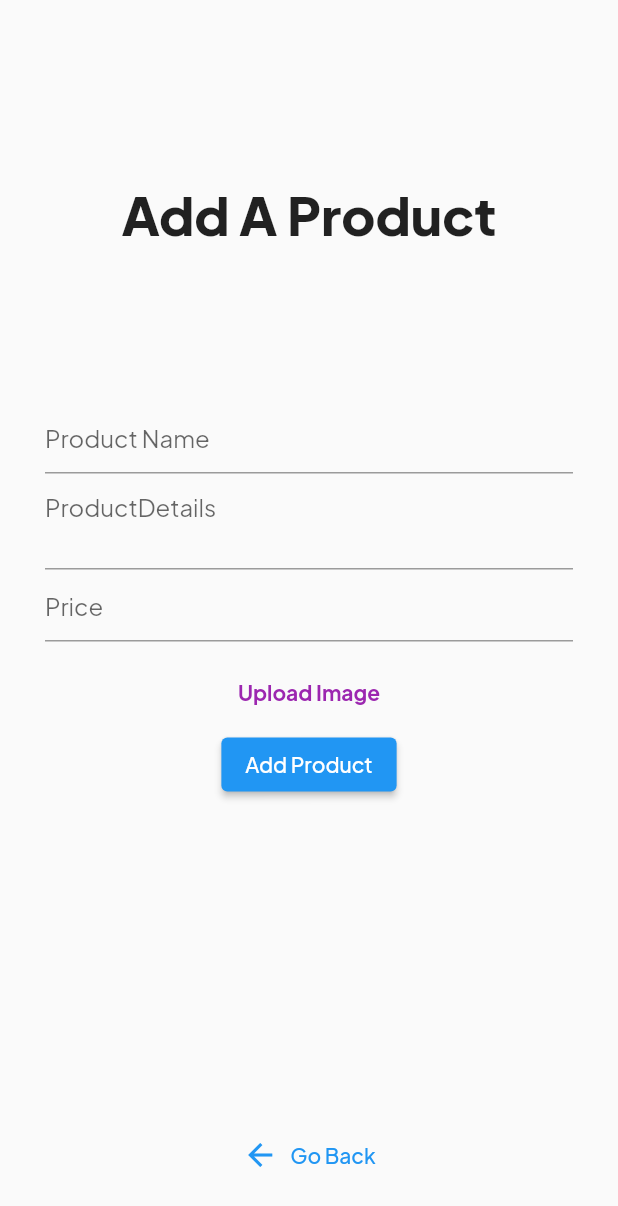
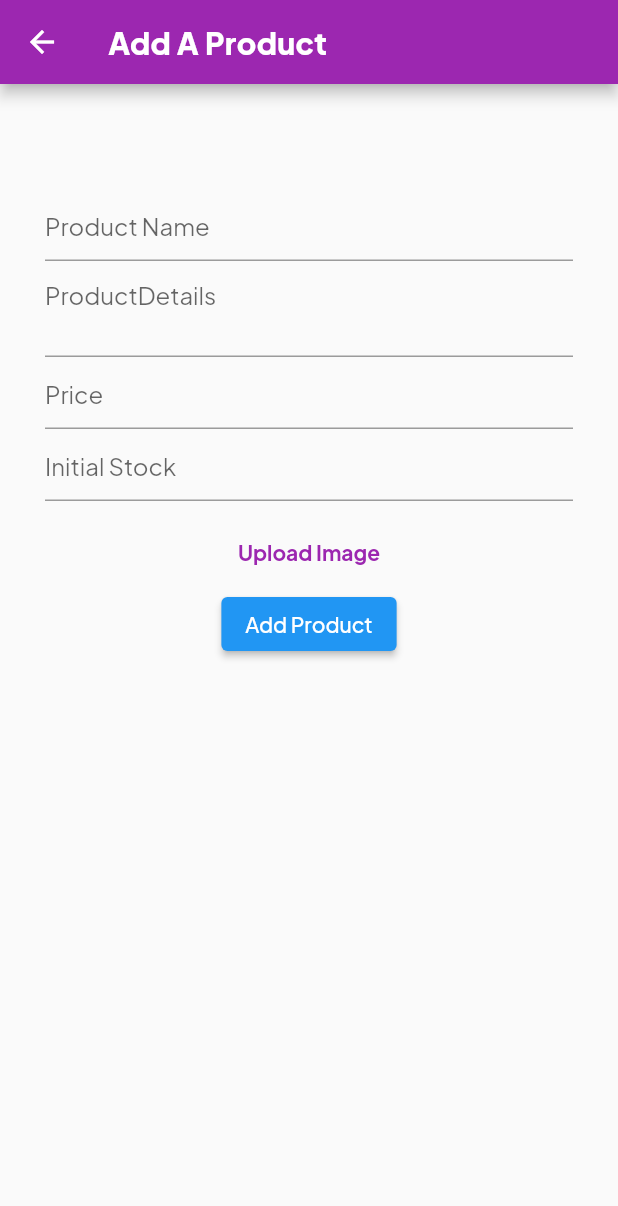
Before and after one commit to PremjithK/very_good_ecommerce, a Flutter app: the AddProductPage screen opened directly, on a phone screen of 412 x 824 dp. Shown: the top 1206 px of the screen. Run offline on Flutter 3.47's test engine with Material 2 defaults, Android fonts, the phone set to English and light mode, and no system bars; our stand-ins replace bloc, cloud_firestore, firebase_auth, firebase_core, firebase_storage, fluttertoast and 3 more; missing offline and left inert: razorpay_flutter; accounts and stored records are empty; generated files the repository leaves out were written again.

Commit message:
Added a stock edit page for seller and fixed the issue on customer side where stock decreases more times than needed after product is purchased with n quantities

```diff
--- a/lib/add_product_page/repo/add_product_repo.dart
+++ b/lib/add_product_page/repo/add_product_repo.dart
@@ -3,6 +3,7 @@ import 'dart:io';
 import 'package:cloud_firestore/cloud_firestore.dart';
 import 'package:firebase_auth/firebase_auth.dart';
 import 'package:firebase_storage/firebase_storage.dart';
+import 'package:get/get.dart';
 import 'package:image_picker/image_picker.dart';
 import 'package:uuid/uuid.dart';
 
@@ -10,10 +11,11 @@ class AddProductRepo {
   final _auth = FirebaseAuth.instance;
   final CollectionReference _productRef =
       FirebaseFirestore.instance.collection('ProductCollection');
-  Future<void> createImageTask(
+  Future<void> addProduct(
     String productName,
     String productDetails,
     String productPrice,
+    String productStock,
     List<XFile> productImageList,
   ) async {
     final uuid = Uuid();
@@ -22,10 +24,7 @@ class AddProductRepo {
 
     try {
       for (final element in productImageList) {
-        final ref = FirebaseStorage.instance
-            .ref()
-            .child('ProductImages')
-            .child(element.name);
+        final ref = FirebaseStorage.instance.ref().child('ProductImages').child(element.name);
 
         final file = File(element.path);
         await ref.putFile(file);
@@ -39,6 +38,7 @@ class AddProductRepo {
         'product_details': productDetails,
         'product_price': productPrice,
         'product_image': image,
+        'stock': productStock,
         'seller_id': _auth.currentUser!.uid,
       });
     } catch (e) {
--- a/lib/add_product_page/view/add_product.dart
+++ b/lib/add_product_page/view/add_product.dart
@@ -10,9 +10,10 @@ class AddProductPage extends StatelessWidget {
   AddProductPage({super.key});
 
   final _formKey = GlobalKey<FormState>();
-  final TextEditingController _productNameController = TextEditingController();
-  final TextEditingController _productDetailsController = TextEditingController();
-  final TextEditingController _productPriceController = TextEditingController();
+  final _productNameController = TextEditingController();
+  final _productDetailsController = TextEditingController();
+  final _productPriceController = TextEditingController();
+  final _productStockController = TextEditingController();
 
   List<XFile>? productImages;
 
@@ -25,6 +26,9 @@ class AddProductPage extends StatelessWidget {
   @override
   Widget build(BuildContext context) {
     return Scaffold(
+      appBar: AppBar(
+        title: const Text('Add A Product'),
+      ),
       resizeToAvoidBottomInset: false,
       body: Padding(
         padding: const EdgeInsets.all(30),
@@ -33,8 +37,6 @@ class AddProductPage extends StatelessWidget {
           child: Column(
             mainAxisAlignment: MainAxisAlignment.spaceBetween,
             children: [
-              heightSpacer(60),
-              mainHeading('Add A Product'),
               heightSpacer(20),
               Column(
                 mainAxisAlignment: MainAxisAlignment.spaceEvenly,
@@ -59,6 +61,13 @@ class AddProductPage extends StatelessWidget {
                       hintText: 'Price',
                     ),
                   ),
+                  TextFormField(
+                    controller: _productStockController,
+                    keyboardType: TextInputType.number,
+                    decoration: const InputDecoration(
+                      hintText: 'Initial Stock',
+                    ),
+                  ),
                   heightSpacer(10),
                   TextButton(
                     onPressed: pickImage,
@@ -71,16 +80,19 @@ class AddProductPage extends StatelessWidget {
                   ElevatedButton(
                     onPressed: () async {
                       if (_formKey.currentState!.validate()) {
-                        await AddProductRepo().createImageTask(
+                        //
+                        await AddProductRepo().addProduct(
                           _productNameController.text,
                           _productDetailsController.text,
                           _productPriceController.text,
+                          _productStockController.text,
                           productImages!,
                         );
                         // clearing fields on submit
                         _productNameController.clear();
                         _productDetailsController.clear();
                         _productPriceController.clear();
+                        _productStockController.clear();
                         ScaffoldMessenger.of(context).showSnackBar(SnackBar(
                             backgroundColor: Colors.green, content: Text('Product Added!')));
                       }
@@ -89,14 +101,7 @@ class AddProductPage extends StatelessWidget {
                   ),
                 ],
               ),
-              heightSpacer(150),
-              TextButton.icon(
-                onPressed: () {
-                  Get.to(DashboardPage());
-                },
-                icon: const Icon(Icons.arrow_back),
-                label: const Text('Go Back'),
-              ),
+              const Spacer(),
             ],
           ),
         ),
--- a/lib/checkout_page/view/checkout_page.dart
+++ b/lib/checkout_page/view/checkout_page.dart
@@ -111,8 +111,6 @@ class _CheckoutPageState extends State<CheckoutPage> {
       widget.fullCartItems,
     );
     //? (2) Reducing the stock based on quantity purchased
-    //! Repeating issue
-
     decrementStock(widget.fullCartItems);
 
     //? (2) Routing back to user homepage
--- a/lib/confirmed_orders/view/confirmed_orders.dart
+++ b/lib/confirmed_orders/view/confirmed_orders.dart
@@ -47,7 +47,7 @@ class _ConfirmedOrdersState extends State<ConfirmedOrders> {
                     } else if (productSnapshot.hasError) {
                       return Text('Error: ${productSnapshot.error}');
                     } else if (!productSnapshot.hasData || productSnapshot.data!.isEmpty) {
-                      return const Text('No Products Found');
+                      return const Center(child: Text('No Products Found'));
                     } else {
                       final List<Widget> productWidgets = [];
                       final productData = productSnapshot.data as Map<String, dynamic>;
@@ -107,8 +107,9 @@ class _ConfirmedOrdersState extends State<ConfirmedOrders> {
                 );
               },
             );
+          } else {
+            return const Center(child: Text('No Order Data'));
           }
-          return const Center(child: Text('No Order Data'));
         },
       ),
     );
```
Also changed, not shown: lib/app/view/app.dart (+14 -2 lines), lib/cart_page/repo/cart_repo.dart (+18 -14 lines), lib/cart_page/view/cart_page.dart (+24 -13 lines), lib/customer_dashboard_page/view/customer_dashboard_page.dart (+11 -10 lines), lib/edit_stock/view/edit_stock.dart (+70 -12 lines).
